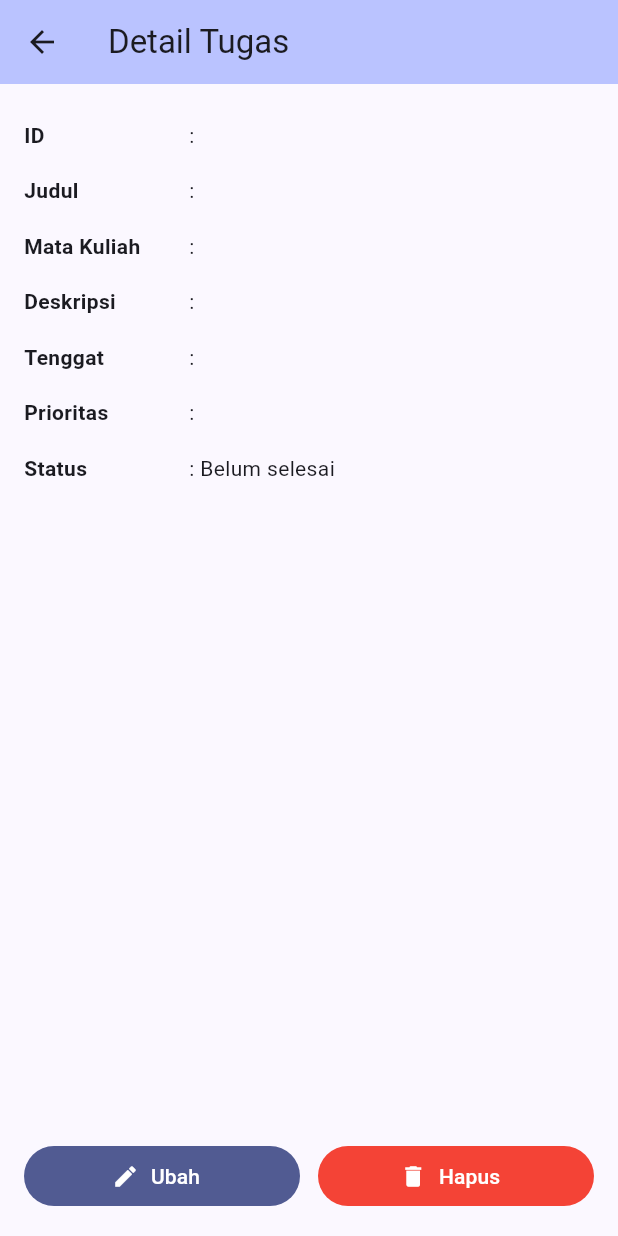
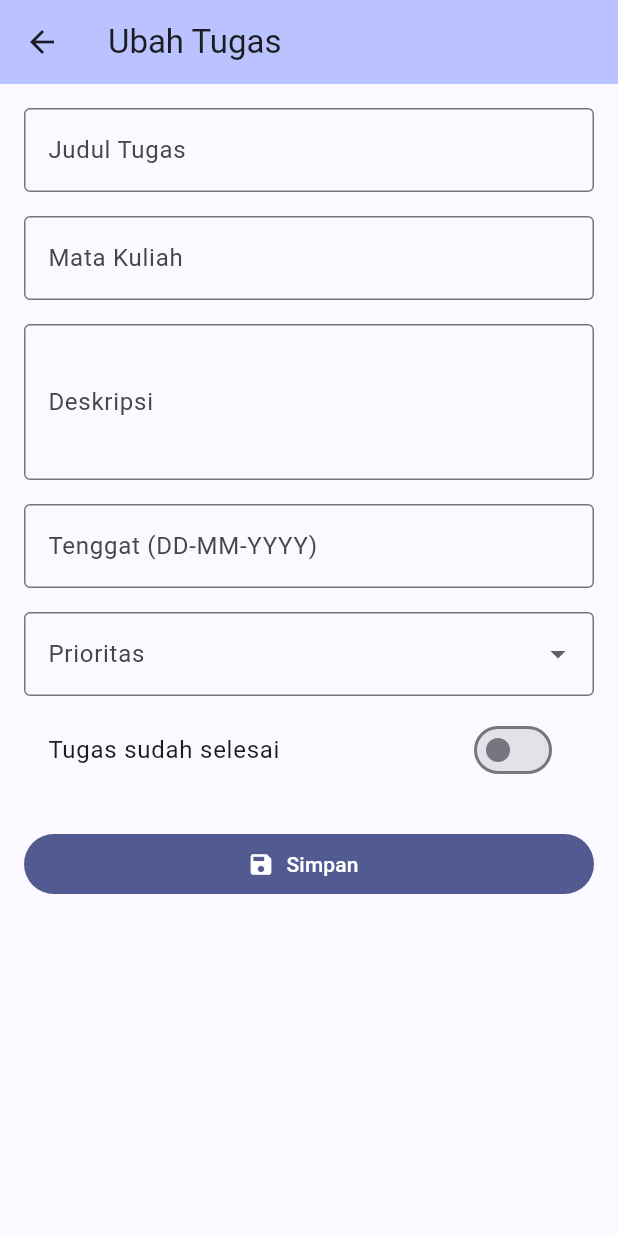
Before and after one commit to abayysem/UTS-Pemrograman-Mobile-C2483207013-AkbarSyam, a Flutter app: the DetailTugasScreen screen opened directly with empty values, after a tap on "Ubah", on a phone screen of 412 x 824 dp. Run offline on Flutter 3.47's test engine with Material 3 defaults, Android fonts, the phone set to English and light mode, and no system bars.

Commit message:
Tambah fitur ubah tugas

```diff
--- a/lib/screens/daftar_form_screen.dart
+++ b/lib/screens/daftar_form_screen.dart
@@ -2,7 +2,9 @@ import 'package:flutter/material.dart';
 import '../models/tugas.dart';
 
 class FormTugasScreen extends StatefulWidget {
-  const FormTugasScreen({super.key});
+  final Tugas? tugas; // null = mode tambah, ada isi = mode ubah
+
+  const FormTugasScreen({super.key, this.tugas});
 
   @override
   State<FormTugasScreen> createState() => _FormTugasScreenState();
@@ -16,6 +18,24 @@ class _FormTugasScreenState extends State<FormTugasScreen> {
   final _tenggatController = TextEditingController();
 
   String? _prioritas;
+  bool _selesai = false;
+
+  bool get _modeUbah => widget.tugas != null;
+
+  @override
+  void initState() {
+    super.initState();
+    // Mode ubah: form diisi otomatis dengan data lama
+    final t = widget.tugas;
+    if (t != null) {
+      _judulController.text = t.judul;
+      _mataKuliahController.text = t.mataKuliah;
+      _deskripsiController.text = t.deskripsi;
+      _tenggatController.text = t.tenggat;
+      _prioritas = t.prioritas;
+      _selesai = t.selesai;
+    }
+  }
 
   @override
   void dispose() {
@@ -26,24 +46,27 @@ class _FormTugasScreenState extends State<FormTugasScreen> {
     super.dispose();
   }
 
-  // validasi
+  // V-01
   String? _validasiJudul(String? v) {
     if (v == null || v.trim().isEmpty) return 'Judul tidak boleh kosong';
     if (v.trim().length < 3) return 'Judul minimal 3 karakter';
     return null;
   }
 
+  // V-02
   String? _validasiMataKuliah(String? v) {
     if (v == null || v.trim().isEmpty) return 'Mata kuliah tidak boleh kosong';
     return null;
   }
 
+  // V-03
   String? _validasiDeskripsi(String? v) {
     if (v == null || v.trim().isEmpty) return 'Deskripsi tidak boleh kosong';
     if (v.trim().length < 10) return 'Deskripsi minimal 10 karakter';
     return null;
   }
 
+  // V-04
   String? _validasiTenggat(String? v) {
     if (v == null || v.trim().isEmpty) return 'Tenggat tidak boleh kosong';
     final teks = v.trim();
@@ -66,6 +89,7 @@ class _FormTugasScreenState extends State<FormTugasScreen> {
     return null;
   }
 
+  // V-05
   String? _validasiPrioritas(String? v) {
     if (v == null || v.isEmpty) return 'Prioritas wajib dipilih';
     return null;
@@ -74,14 +98,17 @@ class _FormTugasScreenState extends State<FormTugasScreen> {
   void _simpan() {
     if (_formKey.currentState!.validate()) {
       final hasil = Tugas(
-        id: DateTime.now().millisecondsSinceEpoch.toString(),
+        id:
+            widget.tugas?.id ??
+            DateTime.now().millisecondsSinceEpoch.toString(),
         judul: _judulController.text.trim(),
         mataKuliah: _mataKuliahController.text.trim(),
         deskripsi: _deskripsiController.text.trim(),
         tenggat: _tenggatController.text.trim(),
         prioritas: _prioritas!,
+        selesai: _modeUbah ? _selesai : false,
       );
-      Navigator.pop(context, hasil);
+      Navigator.pop(context, hasil); // kirim hasil ke halaman sebelumnya
     }
   }
 
@@ -89,7 +116,7 @@ class _FormTugasScreenState extends State<FormTugasScreen> {
   Widget build(BuildContext context) {
     return Scaffold(
       appBar: AppBar(
-        title: const Text('Tambah Tugas'),
+        title: Text(_modeUbah ? 'Ubah Tugas' : 'Tambah Tugas'),
         backgroundColor: Theme.of(context).colorScheme.inversePrimary,
       ),
       body: SingleChildScrollView(
@@ -149,6 +176,14 @@ class _FormTugasScreenState extends State<FormTugasScreen> {
                 onChanged: (v) => setState(() => _prioritas = v),
                 validator: _validasiPrioritas,
               ),
+              if (_modeUbah) ...[
+                const SizedBox(height: 8),
+                SwitchListTile(
+                  title: const Text('Tugas sudah selesai'),
+                  value: _selesai,
+                  onChanged: (v) => setState(() => _selesai = v),
+                ),
+              ],
               const SizedBox(height: 24),
               SizedBox(
                 width: double.infinity,
--- a/lib/screens/daftar_tugas_screen.dart
+++ b/lib/screens/daftar_tugas_screen.dart
@@ -82,11 +82,23 @@ class _DaftarTugasScreenState extends State<DaftarTugasScreen> {
     _pesan('Tugas berhasil ditambahkan');
   }
 
-  void _bukaDetail(Tugas tugas) {
-    Navigator.push(
+  Future<void> _bukaDetail(Tugas tugas) async {
+    final hasil = await Navigator.push<Map<String, dynamic>>(
       context,
       MaterialPageRoute(builder: (_) => DetailTugasScreen(tugas: tugas)),
     );
+    if (!mounted || hasil == null) return;
+
+    if (hasil['aksi'] == 'ubah') {
+      final tugasBaru = hasil['tugas'] as Tugas;
+      final index = _daftarTugas.indexWhere((t) => t.id == tugasBaru.id);
+      if (index != -1) {
+        setState(() {
+          _daftarTugas[index] = tugasBaru;
+        });
+        _pesan('Tugas berhasil diperbarui');
+      }
+    }
   }
 
   @override
--- a/lib/screens/detail_tugas_screen.dart
+++ b/lib/screens/detail_tugas_screen.dart
@@ -1,5 +1,6 @@
 import 'package:flutter/material.dart';
 import '../models/tugas.dart';
+import 'daftar_form_screen.dart';
 
 class DetailTugasScreen extends StatelessWidget {
   final Tugas tugas;
@@ -27,6 +28,16 @@ class DetailTugasScreen extends StatelessWidget {
   }
 
   @override
+  Future<void> _ubah(BuildContext context) async {
+    final hasil = await Navigator.push<Tugas>(
+      context,
+      MaterialPageRoute(builder: (_) => FormTugasScreen(tugas: tugas)),
+    );
+    if (hasil != null && context.mounted) {
+      Navigator.pop(context, {'aksi': 'ubah', 'tugas': hasil});
+    }
+  }
+
   Widget build(BuildContext context) {
     return Scaffold(
       appBar: AppBar(
@@ -50,7 +61,7 @@ class DetailTugasScreen extends StatelessWidget {
               children: [
                 Expanded(
                   child: FilledButton.icon(
-                    onPressed: () {}, // diisi pada tahap 9
+                    onPressed: () => _ubah(context), // diisi pada tahap 9
                     icon: const Icon(Icons.edit),
                     label: const Text('Ubah'),
                   ),
```
